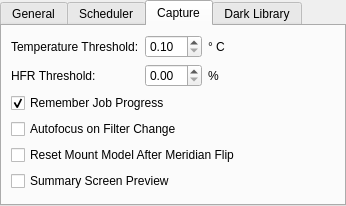
KDE/kstars, file kstars/ekos/opsekos.ui: the form before one commit.
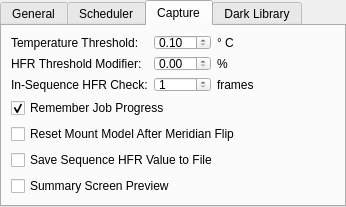
The form after the commit. The open tabs and pages were chosen to show the change.

Commit message: Add option for when to perform in-sequence focusing

```diff
--- a/kstars/ekos/opsekos.ui
+++ b/kstars/ekos/opsekos.ui
@@ -7,14 +7,14 @@
     <x>0</x>
     <y>0</y>
     <width>346</width>
-    <height>206</height>
+    <height>207</height>
    </rect>
   </property>
   <property name="windowTitle">
    <string>TabWidget</string>
   </property>
   <property name="currentIndex">
-   <number>0</number>
+   <number>2</number>
   </property>
   <widget class="QWidget" name="generalTab">
    <attribute name="title">
@@ -251,26 +251,13 @@
    <layout class="QVBoxLayout" name="verticalLayout_3">
     <item>
      <layout class="QGridLayout" name="gridLayout_2">
-      <item row="1" column="2" colspan="2">
-       <widget class="QDoubleSpinBox" name="kcfg_HFRThresholdPercentage">
-        <property name="maximum">
-         <double>50.000000000000000</double>
+      <item row="0" column="4">
+       <widget class="QLabel" name="label_3">
+        <property name="text">
+         <string>° C</string>
         </property>
        </widget>
       </item>
-      <item row="0" column="5">
-       <spacer name="horizontalSpacer">
-        <property name="orientation">
-         <enum>Qt::Horizontal</enum>
-        </property>
-        <property name="sizeHint" stdset="0">
-         <size>
-          <width>40</width>
-          <height>20</height>
-         </size>
-        </property>
-       </spacer>
-      </item>
       <item row="0" column="0" colspan="2">
        <widget class="QLabel" name="label">
         <property name="toolTip">
@@ -297,6 +284,13 @@
         </property>
        </widget>
       </item>
+      <item row="1" column="2" colspan="2">
+       <widget class="QDoubleSpinBox" name="kcfg_HFRThresholdPercentage">
+        <property name="maximum">
+         <double>50.000000000000000</double>
+        </property>
+       </widget>
+      </item>
       <item row="1" column="4">
        <widget class="QLabel" name="label_9">
         <property name="text">
@@ -310,17 +304,53 @@
          <string>&lt;html&gt;&lt;head/&gt;&lt;body&gt;&lt;p&gt;Set HFR Threshold percentage gain. When an autofocus operation is completed, the autofocus HFR value is increased by this threshold percentage value and stored within the capture module. If In-Sequence-Focus is engaged, the autofocus module only performs autofocusing procedure if current HFR value exceeds the capture module HFR threshold. Increase value to permit more relaxed changes in HFR values without requiring a full autofocus run.&lt;/p&gt;&lt;/body&gt;&lt;/html&gt;</string>
         </property>
         <property name="text">
-         <string>HFR Threshold:</string>
+         <string>HFR Threshold Modifier:</string>
         </property>
        </widget>
       </item>
-      <item row="0" column="4">
-       <widget class="QLabel" name="label_3">
+      <item row="2" column="0" colspan="2">
+       <widget class="QLabel" name="label_11">
+        <property name="toolTip">
+         <string>Run In-Sequence HFR check after this many frames.</string>
+        </property>
         <property name="text">
-         <string>° C</string>
+         <string>In-Sequence HFR Check:</string>
         </property>
        </widget>
       </item>
+      <item row="2" column="2" colspan="2">
+       <widget class="QSpinBox" name="kcfg_InSequenceCheckFrames">
+        <property name="toolTip">
+         <string>Run In-Sequence HFR check after this many frames.</string>
+        </property>
+        <property name="minimum">
+         <number>1</number>
+        </property>
+        <property name="maximum">
+         <number>30</number>
+        </property>
+       </widget>
+      </item>
+      <item row="2" column="4">
+       <widget class="QLabel" name="label_12">
+        <property name="text">
+         <string>frames</string>
+        </property>
+       </widget>
+      </item>
+      <item row="1" column="5">
+       <spacer name="horizontalSpacer">
+        <property name="orientation">
+         <enum>Qt::Horizontal</enum>
+        </property>
+        <property name="sizeHint" stdset="0">
+         <size>
+          <width>40</width>
+          <height>20</height>
+         </size>
+        </property>
+       </spacer>
+      </item>
      </layout>
     </item>
     <item>
@@ -336,16 +366,6 @@
       </property>
      </widget>
     </item>
-    <item>
-     <widget class="QCheckBox" name="kcfg_AutoFocusOnFilterChange">
-      <property name="toolTip">
-       <string>Perform Autofocus when changing filter wheels during exposure sequence.</string>
-      </property>
-      <property name="text">
-       <string>Autofocus on Filter Change</string>
-      </property>
-     </widget>
-    </item>
     <item>
      <widget class="QCheckBox" name="kcfg_ResetMountModelAfterMeridian">
       <property name="text">
@@ -353,6 +373,16 @@
       </property>
      </widget>
     </item>
+    <item>
+     <widget class="QCheckBox" name="kcfg_SaveHFRToFile">
+      <property name="toolTip">
+       <string>&lt;html&gt;&lt;head/&gt;&lt;body&gt;&lt;p&gt;In-Sequence HFR threshold value controls when the autofocus process is started. If the measured HFR value exceeds the HFR threshold, autofocus process is initiated. If the HFR threshold value is zero initially (default), then the autofocus process best HFR value is used to set the new HFR threshold, after applying the HFR threshold modifier percentage. This new HFR threshold is then used for subsequent In-Sequence focus checks. If this option is enabled, the HFR threshold value is constant and gets saved to the sequence file.&lt;/p&gt;&lt;/body&gt;&lt;/html&gt;</string>
+      </property>
+      <property name="text">
+       <string>Save Sequence HFR Value to File</string>
+      </property>
+     </widget>
+    </item>
     <item>
      <widget class="QCheckBox" name="kcfg_useSummaryPreview">
       <property name="toolTip">
```
The commit also changes 3 other files.
